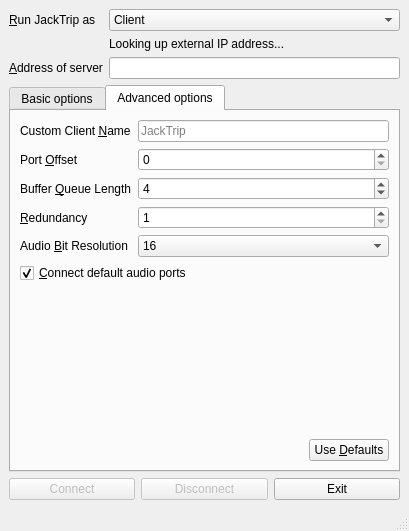
jacktrip/jacktrip, file src/qjacktrip.ui: the form before one commit.
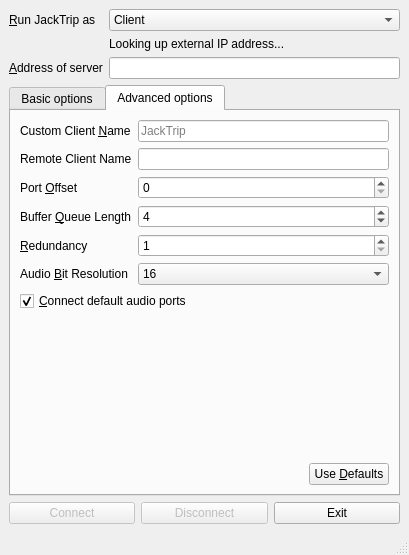
The form after the commit. The open tabs and pages were chosen to show the change. Icons and pictures are not drawn.

Commit message:
Allow hub client to set name on hub server
Allow the hub client to send through a desired client name over the initial TCP connection.

What changed in the file:
```diff
--- a/src/qjacktrip.ui
+++ b/src/qjacktrip.ui
@@ -7,7 +7,7 @@
     <x>0</x>
     <y>0</y>
     <width>403</width>
-    <height>531</height>
+    <height>555</height>
    </rect>
   </property>
   <property name="windowTitle">
@@ -263,51 +263,7 @@
         <string>Advanced options</string>
        </attribute>
        <layout class="QGridLayout" name="gridLayout_4">
-        <item row="7" column="0" colspan="2">
-         <layout class="QHBoxLayout" name="useDefaultsLayout">
-          <item>
-           <spacer name="useDefaultsSpacer">
-            <property name="orientation">
-             <enum>Qt::Horizontal</enum>
-            </property>
-            <property name="sizeHint" stdset="0">
-             <size>
-              <width>40</width>
-              <height>20</height>
-             </size>
-            </property>
-           </spacer>
-          </item>
-          <item>
-           <widget class="QPushButton" name="useDefaultsButton">
-            <property name="text">
-             <string>Use &amp;Defaults</string>
-            </property>
-           </widget>
-          </item>
-         </layout>
-        </item>
-        <item row="3" column="1">
-         <widget class="QSpinBox" name="redundancySpinBox">
-          <property name="minimum">
-           <number>1</number>
-          </property>
-          <property name="value">
-           <number>1</number>
-          </property>
-         </widget>
-        </item>
-        <item row="0" column="0">
-         <widget class="QLabel" name="clientNameLabel">
-          <property name="text">
-           <string>Custom Client &amp;Name</string>
-          </property>
-          <property name="buddy">
-           <cstring>clientNameEdit</cstring>
-          </property>
-         </widget>
-        </item>
-        <item row="4" column="0">
+        <item row="5" column="0">
          <widget class="QLabel" name="resolutionLabel">
           <property name="text">
            <string>Audio &amp;Bit Resolution</string>
@@ -327,17 +283,65 @@
           </property>
          </widget>
         </item>
+        <item row="3" column="1">
+         <widget class="QSpinBox" name="queueLengthSpinBox">
+          <property name="minimum">
+           <number>2</number>
+          </property>
+          <property name="value">
+           <number>4</number>
+          </property>
+         </widget>
+        </item>
+        <item row="6" column="0" colspan="2">
+         <layout class="QHBoxLayout" name="connectAudioLayout">
+          <item>
+           <widget class="QCheckBox" name="connectAudioCheckBox">
+            <property name="text">
+             <string>&amp;Connect default audio ports</string>
+            </property>
+            <property name="checked">
+             <bool>true</bool>
+            </property>
+           </widget>
+          </item>
+         </layout>
+        </item>
         <item row="3" column="0">
-         <widget class="QLabel" name="redundancyLabel">
+         <widget class="QLabel" name="queueLengthLabel">
           <property name="text">
-           <string>&amp;Redundancy</string>
+           <string>Buffer &amp;Queue Length</string>
           </property>
           <property name="buddy">
            <cstring>redundancySpinBox</cstring>
           </property>
          </widget>
         </item>
-        <item row="4" column="1">
+        <item row="8" column="0" colspan="2">
+         <layout class="QHBoxLayout" name="useDefaultsLayout">
+          <item>
+           <spacer name="useDefaultsSpacer">
+            <property name="orientation">
+             <enum>Qt::Horizontal</enum>
+            </property>
+            <property name="sizeHint" stdset="0">
+             <size>
+              <width>40</width>
+              <height>20</height>
+             </size>
+            </property>
+           </spacer>
+          </item>
+          <item>
+           <widget class="QPushButton" name="useDefaultsButton">
+            <property name="text">
+             <string>Use &amp;Defaults</string>
+            </property>
+           </widget>
+          </item>
+         </layout>
+        </item>
+        <item row="5" column="1">
          <widget class="QComboBox" name="resolutionComboBox">
           <property name="currentIndex">
            <number>1</number>
@@ -364,7 +368,40 @@
           </item>
          </widget>
         </item>
-        <item row="1" column="0">
+        <item row="0" column="0">
+         <widget class="QLabel" name="clientNameLabel">
+          <property name="text">
+           <string>Custom Client &amp;Name</string>
+          </property>
+          <property name="buddy">
+           <cstring>clientNameEdit</cstring>
+          </property>
+         </widget>
+        </item>
+        <item row="4" column="1">
+         <widget class="QSpinBox" name="redundancySpinBox">
+          <property name="minimum">
+           <number>1</number>
+          </property>
+          <property name="value">
+           <number>1</number>
+          </property>
+         </widget>
+        </item>
+        <item row="7" column="0">
+         <spacer name="advancedVerticalSpacer">
+          <property name="orientation">
+           <enum>Qt::Vertical</enum>
+          </property>
+          <property name="sizeHint" stdset="0">
+           <size>
+            <width>20</width>
+            <height>40</height>
+           </size>
+          </property>
+         </spacer>
+        </item>
+        <item row="2" column="0">
          <widget class="QLabel" name="portOffsetLabel">
           <property name="text">
            <string>Port &amp;Offset</string>
@@ -374,59 +411,36 @@
           </property>
          </widget>
         </item>
-        <item row="2" column="0">
-         <widget class="QLabel" name="queueLengthLabel">
-          <property name="text">
-           <string>Buffer &amp;Queue Length</string>
-          </property>
-          <property name="buddy">
-           <cstring>queueLengthSpinBox</cstring>
-          </property>
-         </widget>
-        </item>
-        <item row="1" column="1">
+        <item row="2" column="1">
          <widget class="QSpinBox" name="portOffsetSpinBox">
           <property name="maximum">
            <number>999</number>
           </property>
          </widget>
         </item>
-        <item row="2" column="1">
-         <widget class="QSpinBox" name="queueLengthSpinBox">
-          <property name="minimum">
-           <number>2</number>
+        <item row="4" column="0">
+         <widget class="QLabel" name="redundancyLabel">
+          <property name="text">
+           <string>&amp;Redundancy</string>
           </property>
-          <property name="value">
-           <number>4</number>
+          <property name="buddy">
+           <cstring>redundancySpinBox</cstring>
           </property>
          </widget>
         </item>
-        <item row="5" column="0" colspan="2">
-         <layout class="QHBoxLayout" name="connectAudioLayout">
-          <item>
-           <widget class="QCheckBox" name="connectAudioCheckBox">
-            <property name="text">
-             <string>&amp;Connect default audio ports</string>
-            </property>
-            <property name="checked">
-             <bool>true</bool>
-            </property>
-           </widget>
-          </item>
-         </layout>
+        <item row="1" column="1">
+         <widget class="QLineEdit" name="remoteNameEdit">
+          <property name="maxLength">
+           <number>64</number>
+          </property>
+         </widget>
         </item>
-        <item row="6" column="0">
-         <spacer name="advancedVerticalSpacer">
-          <property name="orientation">
-           <enum>Qt::Vertical</enum>
+        <item row="1" column="0">
+         <widget class="QLabel" name="remoteNameLabel">
+          <property name="text">
+           <string>Remote Client Name</string>
           </property>
-          <property name="sizeHint" stdset="0">
-           <size>
-            <width>20</width>
-            <height>40</height>
-           </size>
-          </property>
-         </spacer>
+         </widget>
         </item>
        </layout>
       </widget>
```
Left out of the diff: 4 changed lines with no effect on the pictures. The commit also changes 9 other files.
